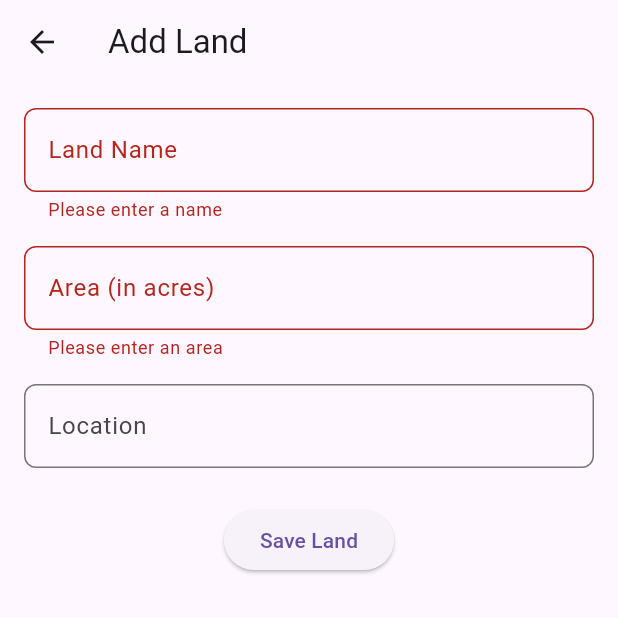
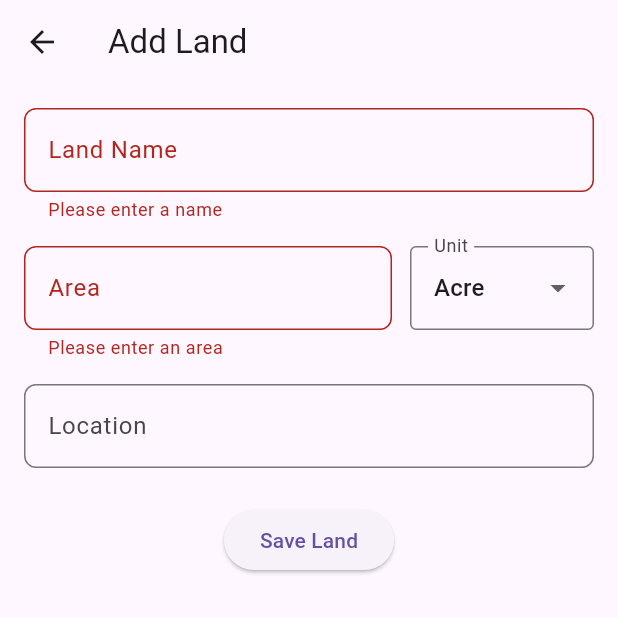
Before and after one commit to sillyfellow21/Ai-Krishi, a Flutter app: the AddEditLandScreen screen opened directly, after a tap on "Save Land", on a phone screen of 412 x 824 dp, the top half of it. Run offline on Flutter 3.47's test engine with Material 3 defaults, Android fonts, the phone set to English and light mode, and no system bars; our stand-ins replace shared_preferences, sqflite; accounts and stored records are empty.

Commit message:
feat: Add top-level crops screen and improve auth flow

```diff
--- /dev/null
+++ b/lib/core/utils/area_unit_utils.dart
@@ -0,0 +1,47 @@
+enum AreaUnit { acre, bigha, hectare }
+
+// Conversion factors to acre
+const double _bighaToAcre = 0.61983471;
+const double _hectareToAcre = 2.47105;
+
+// Helper class for area unit conversions and utility functions
+class AreaUnitUtils {
+  // Converts a value from any unit TO acres
+  static double convertToAcre(double value, AreaUnit fromUnit) {
+    switch (fromUnit) {
+      case AreaUnit.bigha:
+        return value * _bighaToAcre;
+      case AreaUnit.hectare:
+        return value * _hectareToAcre;
+      case AreaUnit.acre:
+      default:
+        return value;
+    }
+  }
+
+  // Converts a value FROM acres to a target unit
+  static double convertFromAcre(double acreValue, AreaUnit toUnit) {
+    switch (toUnit) {
+      case AreaUnit.bigha:
+        return acreValue / _bighaToAcre;
+      case AreaUnit.hectare:
+        return acreValue / _hectareToAcre;
+      case AreaUnit.acre:
+      default:
+        return acreValue;
+    }
+  }
+
+  // Gets the string representation of a unit
+  static String getUnitString(AreaUnit unit) {
+    switch (unit) {
+      case AreaUnit.bigha:
+        return 'Bigha';
+      case AreaUnit.hectare:
+        return 'Hectare';
+      case AreaUnit.acre:
+      default:
+        return 'Acre';
+    }
+  }
+}
--- a/lib/core/widgets/custom_text_field.dart
+++ b/lib/core/widgets/custom_text_field.dart
@@ -6,6 +6,7 @@ class CustomTextField extends StatelessWidget {
   final bool obscureText;
   final String? Function(String?)? validator;
   final TextInputType keyboardType;
+  final int? maxLines; // The missing parameter
 
   const CustomTextField({
     super.key,
@@ -14,6 +15,7 @@ class CustomTextField extends StatelessWidget {
     this.obscureText = false,
     this.validator,
     this.keyboardType = TextInputType.text,
+    this.maxLines = 1, // Default to a single line
   });
 
   @override
@@ -22,6 +24,7 @@ class CustomTextField extends StatelessWidget {
       controller: controller,
       obscureText: obscureText,
       keyboardType: keyboardType,
+      maxLines: maxLines, // Use the maxLines parameter here
       decoration: InputDecoration(
         labelText: labelText,
         border: OutlineInputBorder(
--- a/lib/features/home_screen.dart
+++ b/lib/features/home_screen.dart
@@ -1,5 +1,6 @@
 import 'package:flutter/material.dart';
 import 'package:aikrishi/features/land/my_lands_screen.dart';
+import 'package:aikrishi/features/crop/all_crops_screen.dart'; // Import the new screen
 import 'package:aikrishi/features/profile/profile_screen.dart';
 
 class HomeScreen extends StatefulWidget {
@@ -13,6 +14,7 @@ class _HomeScreenState extends State<HomeScreen> {
   int _currentIndex = 0;
   final List<Widget> _screens = [
     const MyLandsScreen(),
+    const AllCropsScreen(), // Add the new screen to the list
     const ProfileScreen(),
   ];
 
@@ -29,6 +31,10 @@ class _HomeScreenState extends State<HomeScreen> {
             label: 'My Lands',
           ),
           BottomNavigationBarItem(
+            icon: Icon(Icons.grass), // New icon for crops
+            label: 'My Crops',
+          ),
+          BottomNavigationBarItem(
             icon: Icon(Icons.person),
             label: 'Profile',
           ),
--- a/lib/features/land/add_edit_land_screen.dart
+++ b/lib/features/land/add_edit_land_screen.dart
@@ -3,6 +3,7 @@ import 'package:provider/provider.dart';
 import 'package:aikrishi/models/land_model.dart';
 import 'package:aikrishi/providers/land_provider.dart';
 import 'package:aikrishi/core/widgets/custom_text_field.dart';
+import 'package:aikrishi/core/utils/area_unit_utils.dart';
 
 class AddEditLandScreen extends StatefulWidget {
   final Land? land;
@@ -18,12 +19,16 @@ class _AddEditLandScreenState extends State<AddEditLandScreen> {
   late TextEditingController _nameController;
   late TextEditingController _areaController;
   late TextEditingController _locationController;
+  AreaUnit _selectedUnit = AreaUnit.acre; // Default unit
 
   @override
   void initState() {
     super.initState();
     _nameController = TextEditingController(text: widget.land?.landName ?? '');
-    _areaController = TextEditingController(text: widget.land?.area.toString() ?? '');
+    // If editing, we display the area in acres by default.
+    // A future improvement could be to store and retrieve the user's preferred unit.
+    _areaController = TextEditingController(
+        text: widget.land?.area.toString() ?? '');
     _locationController = TextEditingController(text: widget.land?.location ?? '');
   }
 
@@ -32,17 +37,23 @@ class _AddEditLandScreenState extends State<AddEditLandScreen> {
       final landProvider = Provider.of<LandProvider>(context, listen: false);
       final isUpdating = widget.land != null;
 
+      // Convert the input area to acres before saving
+      final double areaInAcres = AreaUnitUtils.convertToAcre(
+        double.parse(_areaController.text),
+        _selectedUnit,
+      );
+
       if (isUpdating) {
         await landProvider.updateLand(
           widget.land!.id,
           _nameController.text,
-          double.parse(_areaController.text),
+          areaInAcres, // Always save as acres
           _locationController.text,
         );
       } else {
         await landProvider.addLand(
           _nameController.text,
-          double.parse(_areaController.text),
+          areaInAcres, // Always save as acres
           _locationController.text,
         );
       }
@@ -65,14 +76,46 @@ class _AddEditLandScreenState extends State<AddEditLandScreen> {
               CustomTextField(
                 controller: _nameController,
                 labelText: "Land Name",
-                validator: (value) => value!.isEmpty ? 'Please enter a name' : null,
+                validator: (value) =>
+                    value!.isEmpty ? 'Please enter a name' : null,
               ),
               const SizedBox(height: 16),
-              CustomTextField(
-                controller: _areaController,
-                labelText: "Area (in acres)",
-                keyboardType: TextInputType.number,
-                validator: (value) => value!.isEmpty ? 'Please enter an area' : null,
+              Row(
+                crossAxisAlignment: CrossAxisAlignment.start,
+                children: [
+                  Expanded(
+                    flex: 2,
+                    child: CustomTextField(
+                      controller: _areaController,
+                      labelText: "Area",
+                      keyboardType: TextInputType.number,
+                      validator: (value) =>
+                          value!.isEmpty ? 'Please enter an area' : null,
+                    ),
+                  ),
+                  const SizedBox(width: 12),
+                  Expanded(
+                    flex: 1,
+                    child: DropdownButtonFormField<AreaUnit>(
+                      value: _selectedUnit,
+                      decoration: const InputDecoration(
+                        labelText: 'Unit',
+                        border: OutlineInputBorder(),
+                      ),
+                      items: AreaUnit.values.map((AreaUnit unit) {
+                        return DropdownMenuItem<AreaUnit>(
+                          value: unit,
+                          child: Text(AreaUnitUtils.getUnitString(unit)),
+                        );
+                      }).toList(),
+                      onChanged: (AreaUnit? newValue) {
+                        setState(() {
+                          _selectedUnit = newValue!;
+                        });
+                      },
+                    ),
+                  ),
+                ],
               ),
               const SizedBox(height: 16),
               CustomTextField(
--- /dev/null
+++ b/lib/models/crop_log_model.dart
@@ -0,0 +1,35 @@
+class CropLog {
+  final String id;
+  final String cropId;
+  final DateTime date;
+  final String activity;
+  final String? notes;
+
+  CropLog({
+    required this.id,
+    required this.cropId,
+    required this.date,
+    required this.activity,
+    this.notes,
+  });
+
+  Map<String, dynamic> toMap() {
+    return {
+      'id': id,
+      'cropId': cropId,
+      'date': date.toIso8601String(),
+      'activity': activity,
+      'notes': notes,
+    };
+  }
+
+  factory CropLog.fromMap(Map<String, dynamic> map) {
+    return CropLog(
+      id: map['id'],
+      cropId: map['cropId'],
+      date: DateTime.parse(map['date']),
+      activity: map['activity'],
+      notes: map['notes'],
+    );
+  }
+}
--- a/lib/models/crop_model.dart
+++ b/lib/models/crop_model.dart
@@ -1,9 +1,15 @@
+enum CropStatus { Planting, Growing, Harvested }
+
 class Crop {
   final String id;
   final String landId;
   final String cropName;
   final String? variety;
   final DateTime plantingDate;
+  CropStatus status;
+  DateTime? harvestDate;
+  double? expectedYield;
+  double? actualYield;
 
   Crop({
     required this.id,
@@ -11,6 +17,10 @@ class Crop {
     required this.cropName,
     this.variety,
     required this.plantingDate,
+    this.status = CropStatus.Planting, // Default status
+    this.harvestDate,
+    this.expectedYield,
+    this.actualYield,
   });
 
   Map<String, dynamic> toMap() {
@@ -20,6 +30,10 @@ class Crop {
       'cropName': cropName,
       'variety': variety,
       'plantingDate': plantingDate.toIso8601String(),
+      'status': status.toString(),
+      'harvestDate': harvestDate?.toIso8601String(),
+      'expectedYield': expectedYield,
+      'actualYield': actualYield,
     };
   }
 
@@ -30,6 +44,13 @@ class Crop {
       cropName: map['cropName'],
       variety: map['variety'],
       plantingDate: DateTime.parse(map['plantingDate']),
+      status: CropStatus.values.firstWhere(
+        (e) => e.toString() == map['status'],
+        orElse: () => CropStatus.Planting, // Fallback
+      ),
+      harvestDate: map['harvestDate'] != null ? DateTime.parse(map['harvestDate']) : null,
+      expectedYield: map['expectedYield'],
+      actualYield: map['actualYield'],
     );
   }
 }
--- a/lib/models/user_model.dart
+++ b/lib/models/user_model.dart
@@ -1,9 +1,9 @@
 class User {
   final String id;
-  final String name;
+  String name;
   final String email;
-  final String? phone;
-  final String? address;
+  String? phone;
+  String? address;
 
   User({
     required this.id,
--- a/lib/providers/user_profile_provider.dart
+++ b/lib/providers/user_profile_provider.dart
@@ -58,7 +58,11 @@ class UserProfileProvider with ChangeNotifier {
     if (count > 0) {
       _userProfile = updatedUser;
       // Also update the user in AuthProvider to ensure consistency
-      authProvider.currentUser?.name = name;
+      if (authProvider.currentUser != null) {
+        authProvider.currentUser!.name = name;
+        authProvider.currentUser!.phone = phone;
+        authProvider.currentUser!.address = address;
+      }
       notifyListeners();
       return true;
     }
```
Also changed, not shown: lib/core/database/database_helper.dart (+58 -7 lines), lib/features/auth/auth_screen.dart (+57 -22 lines), lib/features/crop/add_crop_log_screen.dart (added, +88 -0 lines), lib/features/crop/all_crops_screen.dart (added, +63 -0 lines), lib/features/crop/crop_detail_screen.dart (added, +132 -0 lines), lib/features/land/land_detail_screen.dart (+23 -15 lines), lib/main.dart (+4 -4 lines), lib/providers/auth_provider.dart (+7 -12 lines), lib/providers/crop_provider.dart (+68 -5 lines), pubspec.lock, 2 other files.
